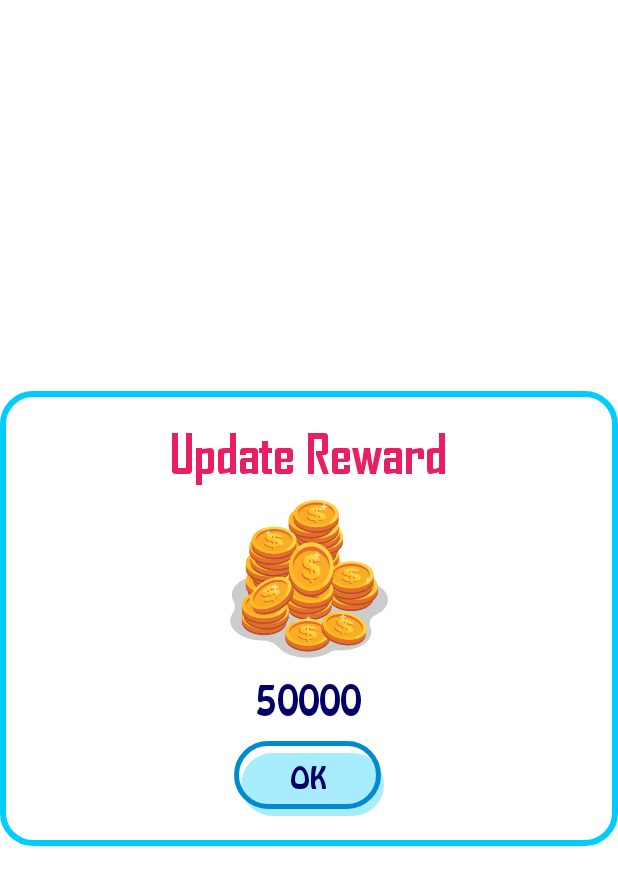
After one commit to realAbhishekSharma/imaze-puzzle, an Android app: the layout update_reward_dialog.xml on its own in the app's theme, with its tools: preview values and no code run, on a phone screen of 412 x 824 dp. The commit adds this screen. Shown: the top 885 px of the screen. Run offline under Robolectric (Android 15) with nearby library versions, the phone set to English and light mode, and no system bars.

Commit message:
Version 2.1.2 Update Update Reward added Controller UI changed Image Preview Added Mission and Life added Sound and vibration added Performance improved

```diff
--- a/app/build.gradle
+++ b/app/build.gradle
@@ -10,8 +10,8 @@ android {
         applicationId "com.elementstore.imazepuzzle"
         minSdk 26
         targetSdk 33
-        versionCode 5
-        versionName "2.1.1"
+        versionCode 6
+        versionName "2.1.2"
 
         testInstrumentationRunner "androidx.test.runner.AndroidJUnitRunner"
     }
--- a/app/src/main/res/layout/activity_game_home.xml
+++ b/app/src/main/res/layout/activity_game_home.xml
@@ -120,7 +120,7 @@
                 android:fontFamily="@font/agency"
                 android:textColor="@color/black"
                 android:textSize="22dp"
-                android:text="123123123123"
+                android:text="..."
                 android:paddingStart="10dp"
                 android:paddingEnd="15dp"
                 android:gravity="center"
--- /dev/null
+++ b/app/src/main/res/layout/update_reward_dialog.xml
@@ -0,0 +1,80 @@
+<?xml version="1.0" encoding="utf-8"?>
+<androidx.constraintlayout.widget.ConstraintLayout xmlns:android="http://schemas.android.com/apk/res/android"
+    android:layout_width="match_parent"
+    android:layout_height="match_parent"
+    xmlns:app="http://schemas.android.com/apk/res-auto">
+
+
+    <LinearLayout
+        android:layout_width="match_parent"
+        android:layout_height="wrap_content"
+        android:paddingBottom="20dp"
+        android:background="@drawable/board_layout"
+        app:layout_constraintTop_toTopOf="parent"
+        app:layout_constraintStart_toStartOf="parent"
+        app:layout_constraintEnd_toEndOf="parent"
+        app:layout_constraintBottom_toBottomOf="parent"
+        android:orientation="vertical"
+        android:gravity="center_horizontal">
+
+        <TextView
+            android:id="@+id/titleUpdateRewardDialog"
+            android:layout_width="wrap_content"
+            android:layout_height="wrap_content"
+            android:layout_marginStart="40dp"
+            android:layout_marginEnd="40dp"
+            android:layout_marginTop="20dp"
+            android:text="Update Reward"
+            android:textAllCaps="false"
+            android:textSize="35dp"
+            android:fontFamily="@font/agency"
+            android:textColor="@color/redText"
+            android:gravity="center"/>
+
+
+        <LinearLayout
+            android:id="@+id/coinContainer"
+            android:layout_width="wrap_content"
+            android:layout_height="wrap_content"
+            android:orientation="vertical"
+            android:gravity="center"
+            android:layout_marginTop="10dp"
+            android:layout_marginBottom="10dp">
+
+            <TextView
+                android:layout_width="105dp"
+                android:layout_height="105dp"
+                android:layout_marginStart="15dp"
+                android:layout_marginEnd="15dp"
+                android:background="@drawable/coins"/>
+
+            <TextView
+                android:id="@+id/earnedScore"
+                android:layout_width="wrap_content"
+                android:layout_height="wrap_content"
+                android:gravity="center"
+                android:text="50000"
+                android:textColor="@color/darkCyan"
+                android:layout_marginTop="10dp"
+                android:fontFamily="@font/boffossi"
+                android:textSize="25dp"/>
+
+
+        </LinearLayout>
+
+        <TextView
+            android:id="@+id/okayUpdateRewardBox"
+            android:layout_width="100dp"
+            android:layout_height="50dp"
+            android:text="Ok"
+            android:textColor="@color/darkCyan"
+            android:gravity="center"
+            android:textAllCaps="true"
+            android:textSize="18dp"
+            android:background="@drawable/button_design"
+            android:fontFamily="@font/boffossi"
+            android:padding="10dp"/>
+
+    </LinearLayout>
+
+</androidx.constraintlayout.widget.ConstraintLayout>
```
Also changed, not shown: app/src/main/java/com/elementstore/imazepuzzle/Activity/GameHome.java (+11 -0 lines), app/src/main/java/com/elementstore/imazepuzzle/dialogs/UpdateRewardDialog.java (added, +74 -0 lines).
